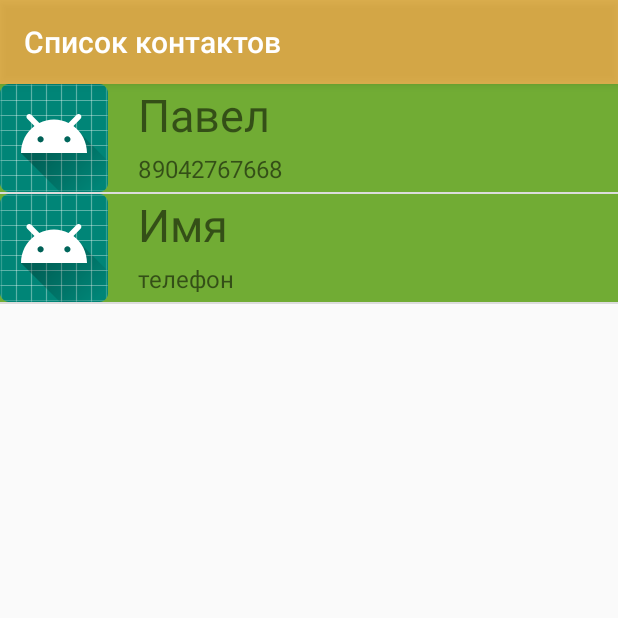
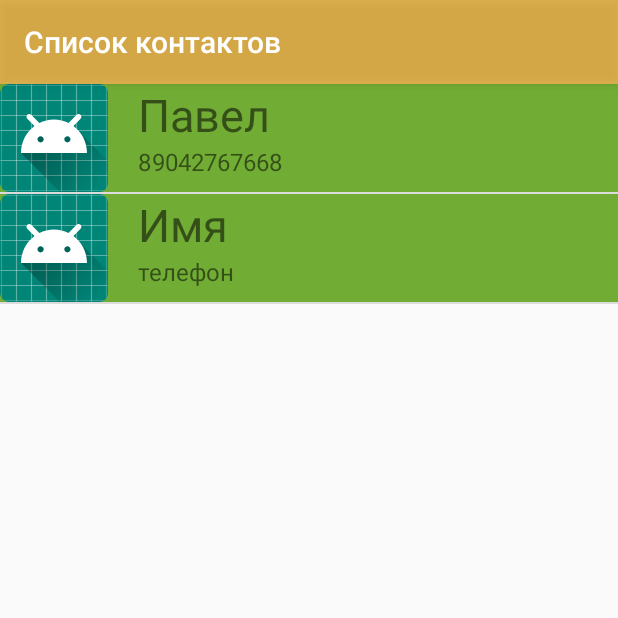
Before and after one commit to Pavel2688/AndroidLessons, an Android app: the screen it shows after launch (MainActivity), on a phone screen of 412 x 824 dp, the top half of it. Run offline under Robolectric (Android 15) with nearby library versions, the phone set to English and light mode, and no system bars.

Commit message:
доработка RelativeLayout

```diff
--- a/app/src/main/res/layout/fragment_contact_details.xml
+++ b/app/src/main/res/layout/fragment_contact_details.xml
@@ -12,8 +12,8 @@
         android:orientation="horizontal">
         <ImageView
             android:id="@+id/imageView"
-            android:layout_width="140dp"
-            android:layout_height="140dp"
+            android:layout_width="wrap_content"
+            android:layout_height="wrap_content"
             android:src="@mipmap/ic_launcher_round" />
         <TextView
             android:id="@+id/detailedContactName"
--- a/app/src/main/res/layout/fragment_contact_list.xml
+++ b/app/src/main/res/layout/fragment_contact_list.xml
@@ -13,18 +13,18 @@
         android:src="@mipmap/ic_launcher_round" />
     <TextView
         android:id="@+id/tv_name"
-        android:layout_width="274dp"
-        android:layout_height="34dp"
+        android:layout_width="match_parent"
+        android:layout_height="wrap_content"
         android:layout_marginLeft="20dp"
         android:layout_toRightOf="@id/contactImage"
         android:text="имя"
         android:textSize="30sp" />
     <TextView
         android:id="@+id/tv_phoneNumber"
-        android:layout_width="274dp"
-        android:layout_height="20dp"
-        android:layout_marginTop="45dp"
+        android:layout_width="match_parent"
+        android:layout_height="wrap_content"
         android:layout_marginLeft="20dp"
+        android:layout_below="@+id/tv_name"
         android:layout_toRightOf="@id/contactImage"
         android:text="телефон"
         android:textSize="16sp" />
```
